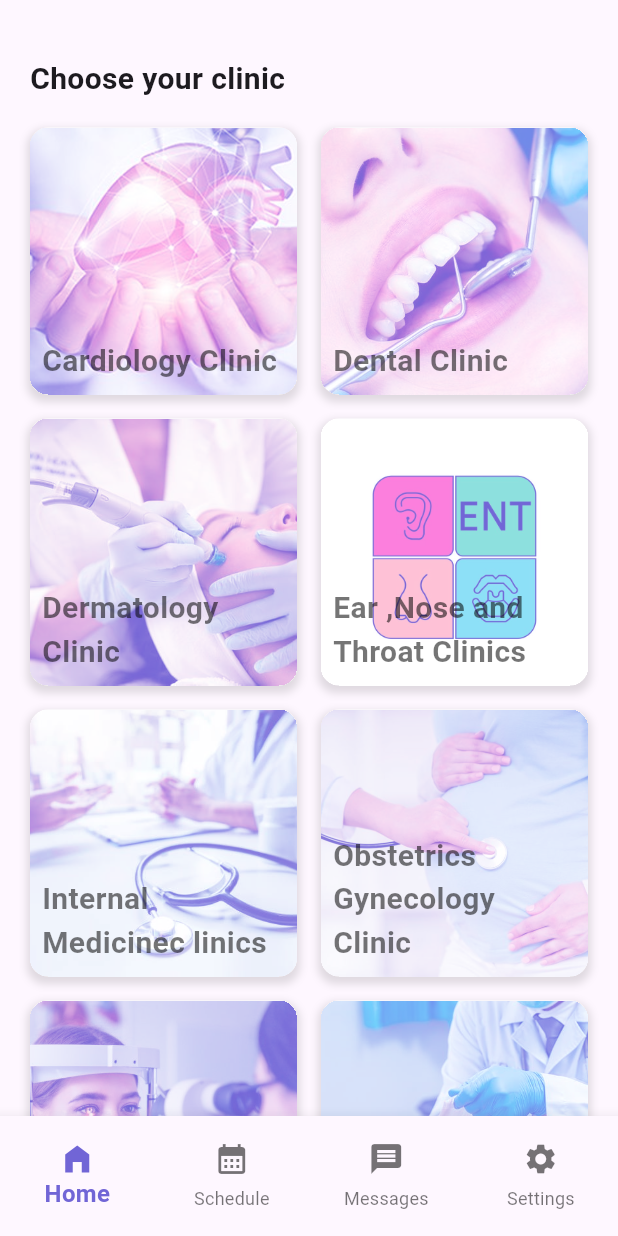
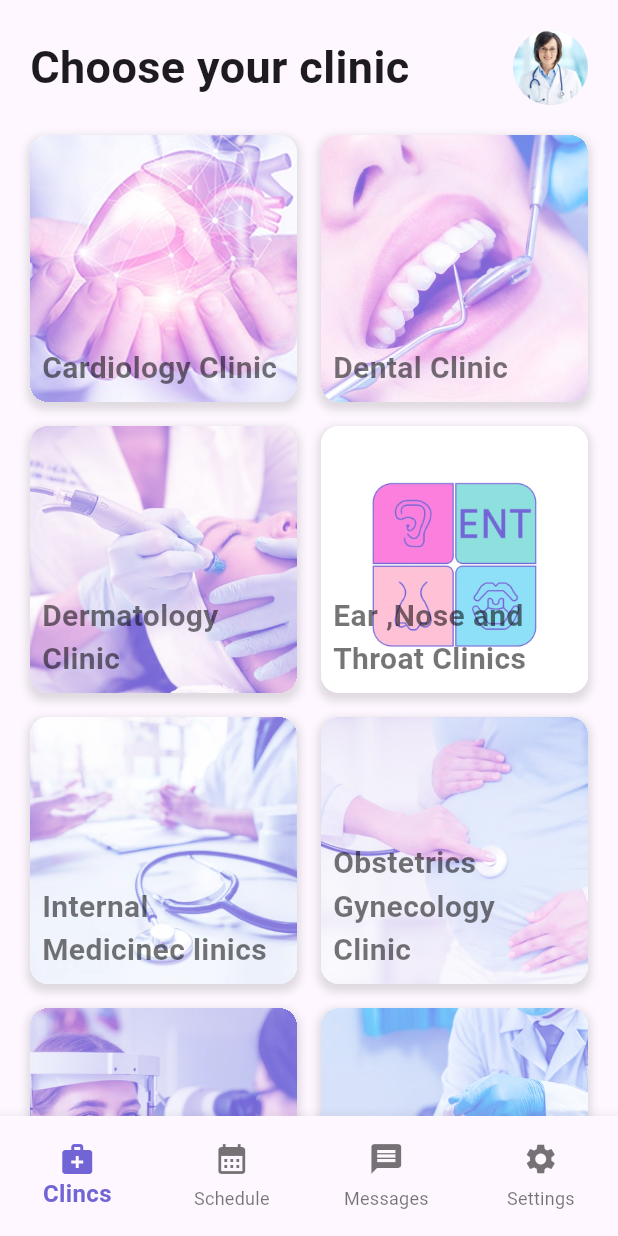
Before and after one commit to abdulrhmanGhandour/medic-app, a Flutter app: the screen it shows after launch, after a tap on "Skip", on a phone screen of 412 x 824 dp. Run offline on Flutter 3.47's test engine with Material 3 defaults, Android fonts, the phone set to English and light mode, and no system bars; our stand-ins replace go_router.

Commit message:
home view and clinic done

```diff
--- a/lib/core/utls/styles.dart
+++ b/lib/core/utls/styles.dart
@@ -24,8 +24,8 @@ abstract class Styles {
 
 
   );
-  static const textStyle35 = TextStyle(
-    fontSize: 35,
+  static const textStyle30 = TextStyle(
+    fontSize: 30,
     fontWeight: FontWeight.bold
 
 
--- a/lib/core/utls/widgets/custom_app_bar.dart
+++ b/lib/core/utls/widgets/custom_app_bar.dart
@@ -17,12 +17,12 @@ class CustomAppBar extends StatelessWidget {
         children: [
            Text(
             text,
-            style: Styles.textStyle35,
+            style: Styles.textStyle30,
           ),
           const Spacer(),
           CircleAvatar(
             radius: 25,
-            backgroundImage:   AssetImage(image),
+            backgroundImage:  AssetImage(image),
           ),
         ],
       ),
--- a/lib/core/utls/widgets/nav_bar.dart
+++ b/lib/core/utls/widgets/nav_bar.dart
@@ -49,8 +49,8 @@ class _NavBarRootsState extends State<NavBarRoots> {
           },
           items: const [
             BottomNavigationBarItem(
-              icon: Icon(Icons.home_filled),
-              label: 'Home',
+              icon: Icon(Icons.medical_services),
+              label: 'Clincs',
             ),
             BottomNavigationBarItem(
               icon: Icon(Icons.calendar_month),
--- a/lib/features/clinics/presanteion/view/widgets/clinics_view_body.dart
+++ b/lib/features/clinics/presanteion/view/widgets/clinics_view_body.dart
@@ -1,5 +1,6 @@
 import 'package:flutter/material.dart';
-import 'package:medicapp/core/utls/styles.dart';
+import 'package:medicapp/core/utls/assets.dart';
+import 'package:medicapp/core/utls/widgets/custom_app_bar.dart';
 import 'package:medicapp/features/clinics/data/clinics_model.dart';
 import 'package:medicapp/features/clinics/presanteion/view/widgets/clinic_item.dart';
 
@@ -9,21 +10,20 @@ class ClinicsViewBody extends StatelessWidget {
   @override
   Widget build(BuildContext context) {
     return SingleChildScrollView(
-      child: Padding(
-        padding: const EdgeInsets.all(20.0),
-        child: Column(
-          crossAxisAlignment: CrossAxisAlignment.start,
-          children: [
-            Padding(
-              padding: const EdgeInsets.symmetric(vertical: 18.0),
-              child: Text(
-                'Choose your clinic',
-                style: Styles.textStyle20.copyWith(
-                  fontWeight: FontWeight.bold,
-                ),
-              ),
+      child: Column(
+        crossAxisAlignment: CrossAxisAlignment.start,
+        children: [
+          const CustomAppBar(
+            image: AssetsData.kDoctor1Image,
+            text: 'Choose your clinic',
+          ),
+          Padding(
+            padding: const EdgeInsets.only(
+              left: 20,
+              right: 20,
+              bottom: 20,
             ),
-            GridView.builder(
+            child: GridView.builder(
               gridDelegate: const SliverGridDelegateWithFixedCrossAxisCount(
                 crossAxisCount: 2,
                 crossAxisSpacing: 16,
@@ -38,8 +38,8 @@ class ClinicsViewBody extends StatelessWidget {
                 );
               },
             ),
-          ],
-        ),
+          ),
+        ],
       ),
     );
   }
--- a/lib/features/splash/presanteion/view/widget/welcome_view_body.dart
+++ b/lib/features/splash/presanteion/view/widget/welcome_view_body.dart
@@ -46,7 +46,7 @@ class WelcomViewBody extends StatelessWidget {
           ),
           Text(
             'Doctors Appointment',
-            style: Styles.textStyle35.copyWith(
+            style: Styles.textStyle30.copyWith(
               color: ColorData.kPrimaryColor,
             ),
           ),
@@ -91,11 +91,13 @@ class WelcomViewBody extends StatelessWidget {
             mainAxisAlignment: MainAxisAlignment.center,
             children: [
               Text(
-                'Are you Admin?',
+                'Are you Doctor?',
                 style: Styles.textStyle14.copyWith(fontWeight: FontWeight.bold),
               ),
               TextButton(
-                onPressed: () {},
+                onPressed: () {
+
+                },
                 child: Text(
                   'login',
                   style: Styles.textStyle16.copyWith(
```
Also changed, not shown: lib/features/home/presanteion/view/widget/home_view_body.dart (+2 -9 lines), lib/features/home/presanteion/view/widget/popular_doctors_section.dart (+0 -11 lines).
